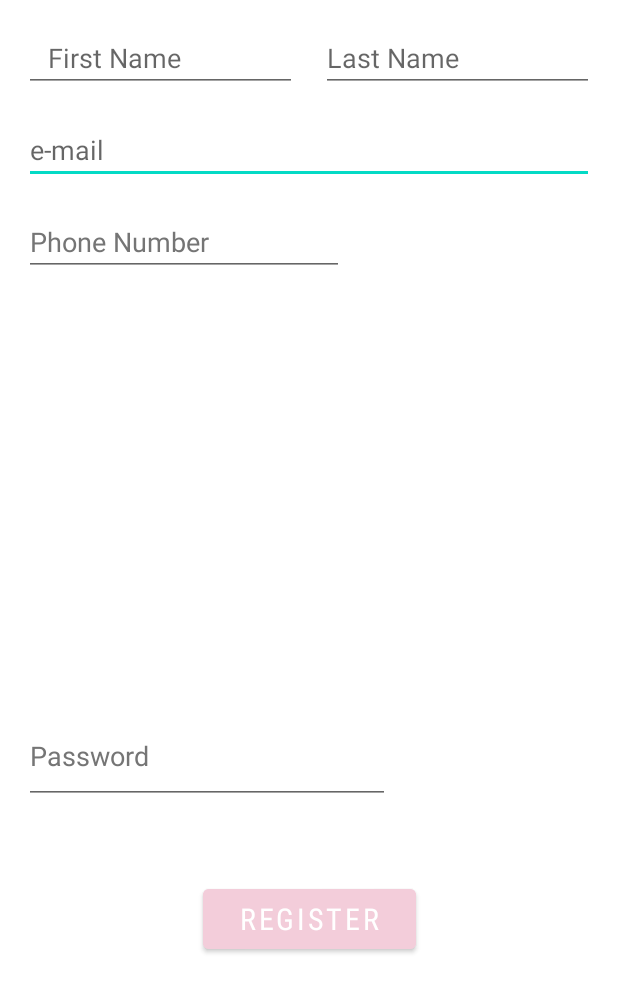
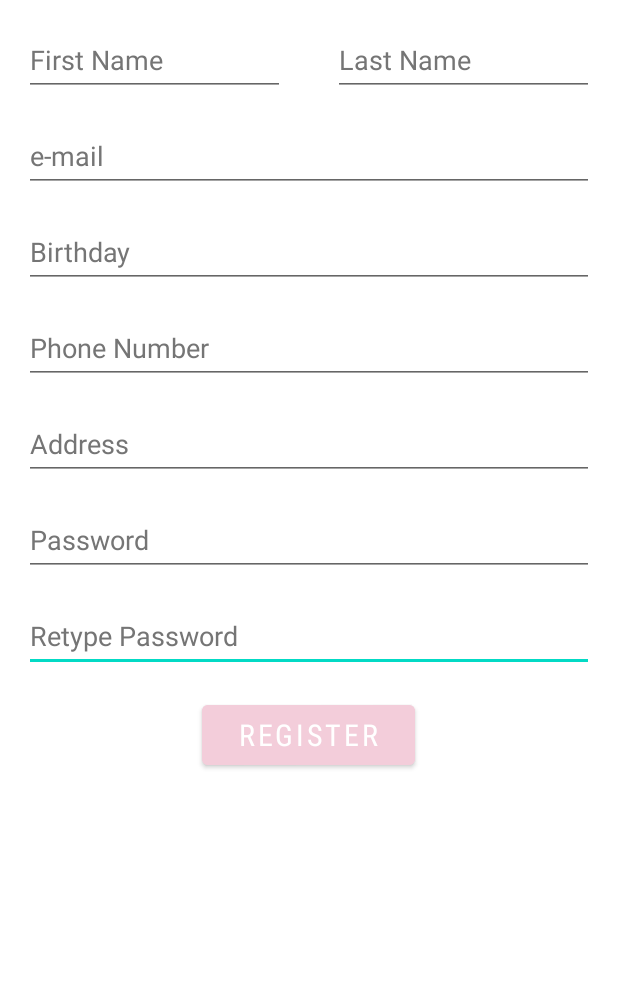
Before and after one commit to appeldaniel1998/ABM, an Android app: the LogReg_RegisterActivity screen opened directly, with no data from a screen before it, on a phone screen of 412 x 824 dp. Shown: the top 992 px of the screen. Run offline under Robolectric (Android 15) with nearby library versions, the phone set to English and light mode, and no system bars; our stand-ins replace Firebase (no records; nobody signed in at launch, a user with empty details on screens opened directly).

Commit message:
Add fields to register window

```diff
--- a/app/src/main/res/layout/activity_logreg_register.xml
+++ b/app/src/main/res/layout/activity_logreg_register.xml
@@ -6,7 +6,25 @@
     android:layout_height="match_parent"
     tools:context=".LoginAndRegistration.LogReg_RegisterActivity">
 
-    <com.google.android.material.textfield.TextInputEditText
+    <EditText
+        android:id="@+id/retypePassword"
+        android:layout_width="match_parent"
+        android:layout_height="wrap_content"
+        android:layout_marginStart="16dp"
+        android:layout_marginTop="16dp"
+        android:layout_marginEnd="16dp"
+        android:autofillHints="password"
+        android:ems="10"
+        android:hint="@string/retype_password"
+        android:inputType="textPassword"
+        android:minHeight="48dp"
+        android:textColorHint="#757575"
+        app:layout_constraintEnd_toEndOf="parent"
+        app:layout_constraintHorizontal_bias="0.0"
+        app:layout_constraintStart_toStartOf="parent"
+        app:layout_constraintTop_toBottomOf="@+id/password" />
+
+    <EditText
         android:id="@+id/email"
         android:layout_width="match_parent"
         android:layout_height="wrap_content"
@@ -17,46 +35,50 @@
         android:ems="10"
         android:hint="@string/e_mail"
         android:inputType="textEmailAddress"
+        android:minHeight="48dp"
+        android:textColorHint="#757575"
         app:layout_constraintEnd_toEndOf="parent"
         app:layout_constraintStart_toStartOf="parent"
         app:layout_constraintTop_toBottomOf="@+id/linearLayout" />
 
     <EditText
         android:id="@+id/password"
-        android:layout_width="244dp"
-        android:layout_height="64dp"
+        android:layout_width="match_parent"
+        android:layout_height="wrap_content"
+        android:layout_marginStart="16dp"
+        android:layout_marginTop="16dp"
+        android:layout_marginEnd="16dp"
         android:autofillHints="password"
         android:ems="10"
         android:hint="@string/password"
         android:inputType="textPassword"
+        android:minHeight="48dp"
         android:textColorHint="#757575"
-        app:layout_constraintBottom_toBottomOf="parent"
         app:layout_constraintEnd_toEndOf="parent"
-        app:layout_constraintHorizontal_bias="0.095"
         app:layout_constraintStart_toStartOf="parent"
-        app:layout_constraintTop_toBottomOf="@+id/phoneNumber" />
+        app:layout_constraintTop_toBottomOf="@+id/address" />
 
     <Button
         android:id="@+id/registerButton"
         android:layout_width="142dp"
         android:layout_height="52dp"
+        android:layout_marginStart="16dp"
+        android:layout_marginTop="16dp"
+        android:layout_marginEnd="16dp"
         android:backgroundTint="#F8F3CDDA"
         android:fontFamily="sans-serif-condensed"
         android:text="@string/register"
         android:textSize="20sp"
-        app:layout_constraintBottom_toBottomOf="parent"
         app:layout_constraintEnd_toEndOf="parent"
+        app:layout_constraintHorizontal_bias="0.498"
         app:layout_constraintStart_toStartOf="parent"
-        app:layout_constraintTop_toBottomOf="@+id/password"
-        app:layout_constraintVertical_bias="0.215" />
+        app:layout_constraintTop_toBottomOf="@+id/retypePassword" />
 
     <LinearLayout
         android:id="@+id/linearLayout"
         android:layout_width="match_parent"
         android:layout_height="wrap_content"
-        android:layout_marginStart="16dp"
         android:layout_marginTop="16dp"
-        android:layout_marginEnd="16dp"
         android:orientation="horizontal"
         android:weightSum="100"
         app:layout_constraintEnd_toEndOf="parent"
@@ -68,11 +90,14 @@
             android:layout_width="0dp"
             android:layout_height="wrap_content"
             android:layout_weight="50"
+            android:autofillHints="name"
             android:ems="10"
-            android:hint="First Name"
+            android:hint="@string/first_name"
             android:inputType="textPersonName"
-            android:paddingStart="16dp"
-            android:paddingEnd="16dp"
+            android:minHeight="48dp"
+            android:layout_marginStart="16dp"
+            android:layout_marginEnd="16dp"
+            android:textColorHint="#757575"
             app:layout_constraintStart_toStartOf="parent"
             app:layout_constraintTop_toTopOf="parent" />
 
@@ -81,10 +106,14 @@
             android:layout_width="0dp"
             android:layout_height="wrap_content"
             android:layout_marginStart="16dp"
+            android:layout_marginEnd="16dp"
             android:layout_weight="50"
+            android:autofillHints="name"
             android:ems="10"
-            android:hint="Last Name"
+            android:hint="@string/last_name"
             android:inputType="textPersonName"
+            android:minHeight="48dp"
+            android:textColorHint="#757575"
             tools:layout_editor_absoluteX="50dp"
             tools:layout_editor_absoluteY="188dp" />
     </LinearLayout>
@@ -92,14 +121,53 @@
 
     <EditText
         android:id="@+id/phoneNumber"
-        android:layout_width="wrap_content"
+        android:layout_width="match_parent"
         android:layout_height="wrap_content"
         android:layout_marginStart="16dp"
         android:layout_marginTop="16dp"
+        android:layout_marginEnd="16dp"
         android:ems="10"
-        android:hint="Phone Number"
+        android:hint="@string/phone_number"
+        android:autofillHints="phone"
         android:inputType="phone"
+        android:minHeight="48dp"
         android:textColorHint="#757575"
+        app:layout_constraintEnd_toEndOf="parent"
+        app:layout_constraintStart_toStartOf="parent"
+        app:layout_constraintTop_toBottomOf="@+id/birthdayDate" />
+
+    <EditText
+        android:id="@+id/birthdayDate"
+        android:layout_width="match_parent"
+        android:layout_height="wrap_content"
+        android:layout_marginStart="16dp"
+        android:layout_marginTop="16dp"
+        android:layout_marginEnd="16dp"
+        android:ems="10"
+        android:autofillHints=""
+        android:hint="@string/birthday"
+        android:inputType="date"
+        android:minHeight="48dp"
+        android:textColorHint="#757575"
+        app:layout_constraintEnd_toEndOf="parent"
         app:layout_constraintStart_toStartOf="parent"
         app:layout_constraintTop_toBottomOf="@+id/email" />
+
+    <EditText
+        android:id="@+id/address"
+        android:layout_width="match_parent"
+        android:layout_height="wrap_content"
+        android:layout_marginStart="16dp"
+        android:layout_marginTop="16dp"
+        android:layout_marginEnd="16dp"
+        android:ems="10"
+        android:autofillHints="postalAddress"
+        android:hint="@string/address"
+        android:inputType="textPersonName"
+        android:minHeight="48dp"
+        android:textColorHint="#757575"
+        app:layout_constraintEnd_toEndOf="parent"
+        app:layout_constraintStart_toStartOf="parent"
+        app:layout_constraintTop_toBottomOf="@+id/phoneNumber" />
+
 </androidx.constraintlayout.widget.ConstraintLayout>
--- a/app/src/main/res/values/strings_log_reg.xml
+++ b/app/src/main/res/values/strings_log_reg.xml
@@ -4,4 +4,10 @@
     <string name="register">Register</string>
     <string name="password">Password</string>
     <string name="log_in">Log In</string>
+    <string name="retype_password">Retype Password</string>
+    <string name="first_name">First Name</string>
+    <string name="last_name">Last Name</string>
+    <string name="phone_number">Phone Number</string>
+    <string name="birthday">Birthday</string>
+    <string name="address">Address</string>
 </resources>
```
